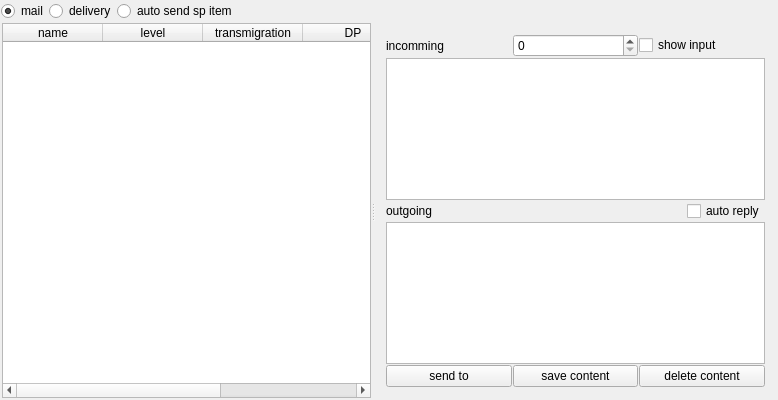
bestkakkoii/SaSH, file SaSH/form/mailinfoform.ui: the form before one commit.
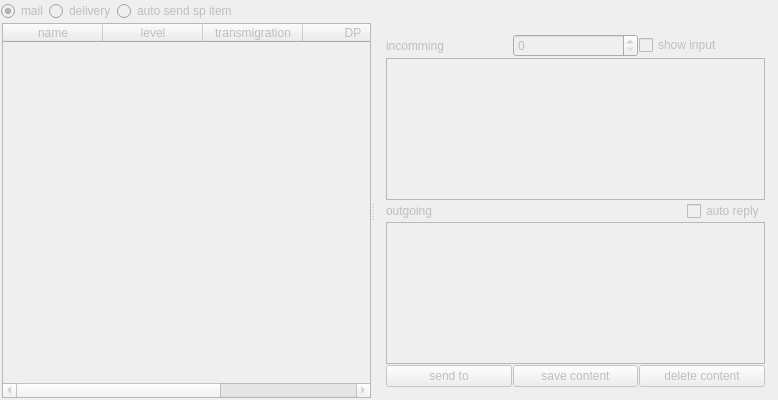
The form after the commit.

```diff
--- a/SaSH/form/mailinfoform.ui
+++ b/SaSH/form/mailinfoform.ui
@@ -41,6 +41,9 @@
        </property>
        <item>
         <widget class="QRadioButton" name="radioButton_mailregular">
+         <property name="enabled">
+          <bool>false</bool>
+         </property>
          <property name="text">
           <string>mail</string>
          </property>
@@ -51,6 +54,9 @@
        </item>
        <item>
         <widget class="QRadioButton" name="radioButton_mailpet">
+         <property name="enabled">
+          <bool>false</bool>
+         </property>
          <property name="text">
           <string>delivery</string>
          </property>
@@ -58,6 +64,9 @@
        </item>
        <item>
         <widget class="QRadioButton" name="radioButton_3">
+         <property name="enabled">
+          <bool>false</bool>
+         </property>
          <property name="text">
           <string>auto send sp item</string>
          </property>
@@ -102,10 +111,16 @@
          </property>
          <item row="0" column="0">
           <widget class="QSplitter" name="splitter">
+           <property name="enabled">
+            <bool>false</bool>
+           </property>
            <property name="orientation">
             <enum>Qt::Horizontal</enum>
            </property>
            <widget class="QTableWidget" name="tableWidget">
+            <property name="enabled">
+             <bool>false</bool>
+            </property>
             <column>
              <property name="text">
               <string>name</string>
@@ -150,10 +165,17 @@
                 </widget>
                </item>
                <item>
-                <widget class="QSpinBox" name="spinBox"/>
+                <widget class="QSpinBox" name="spinBox">
+                 <property name="enabled">
+                  <bool>false</bool>
+                 </property>
+                </widget>
                </item>
                <item>
                 <widget class="QCheckBox" name="checkBox">
+                 <property name="enabled">
+                  <bool>false</bool>
+                 </property>
                  <property name="text">
                   <string>show input</string>
                  </property>
@@ -191,6 +213,9 @@
                </item>
                <item>
                 <widget class="QCheckBox" name="checkBox_2">
+                 <property name="enabled">
+                  <bool>false</bool>
+                 </property>
                  <property name="text">
                   <string>auto reply</string>
                  </property>
@@ -208,6 +233,9 @@
                </property>
                <item>
                 <widget class="QPushButton" name="pushButton">
+                 <property name="enabled">
+                  <bool>false</bool>
+                 </property>
                  <property name="text">
                   <string>send to</string>
                  </property>
@@ -215,6 +243,9 @@
                </item>
                <item>
                 <widget class="QPushButton" name="pushButton_2">
+                 <property name="enabled">
+                  <bool>false</bool>
+                 </property>
                  <property name="text">
                   <string>save content</string>
                  </property>
@@ -222,6 +253,9 @@
                </item>
                <item>
                 <widget class="QPushButton" name="pushButton_3">
+                 <property name="enabled">
+                  <bool>false</bool>
+                 </property>
                  <property name="text">
                   <string>delete content</string>
                  </property>
```
Left out of the diff: 12 changed lines with no effect on the pictures.
